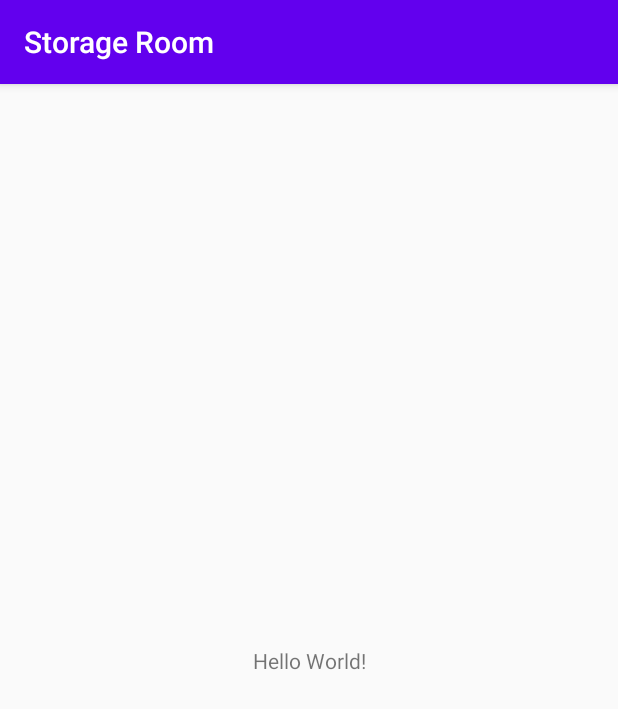
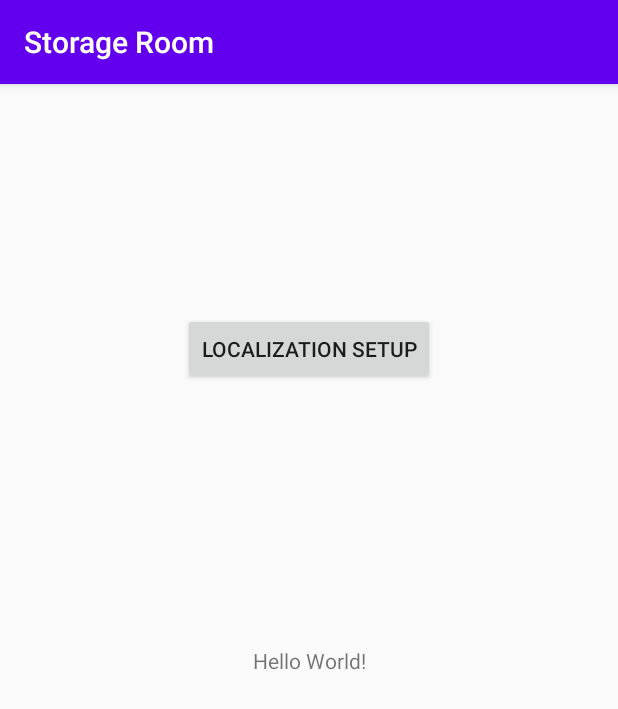
Before and after one commit to drolewski/StorageRoom, an Android app: the screen it shows after launch (MainActivity), on a phone screen of 412 x 824 dp. Shown: the top 709 px of the screen. Run offline under Robolectric (Android 15) with nearby library versions, the phone set to English and light mode, and no system bars.

Commit message:
Create simple localization list - view setup

```diff
--- a/app/build.gradle
+++ b/app/build.gradle
@@ -57,4 +57,6 @@ dependencies {
 
     implementation "androidx.lifecycle:lifecycle-viewmodel-ktx:$lifecycle_version"
     implementation 'com.android.support.constraint:constraint-layout:1.1.3'
+    implementation 'com.google.android.material:material:1.1.0'
+    implementation 'androidx.constraintlayout:constraintlayout:1.1.3'
 }
--- a/app/src/main/res/layout/activity_main.xml
+++ b/app/src/main/res/layout/activity_main.xml
@@ -7,6 +7,7 @@
     tools:context=".MainActivity">
 
     <TextView
+        android:id="@+id/textView"
         android:layout_width="wrap_content"
         android:layout_height="wrap_content"
         android:text="Hello World!"
@@ -15,4 +16,16 @@
         app:layout_constraintRight_toRightOf="parent"
         app:layout_constraintTop_toTopOf="parent" />
 
+    <Button
+        android:id="@+id/button"
+        android:layout_width="wrap_content"
+        android:layout_height="wrap_content"
+        android:onClick="getLocalization"
+        android:text="@string/localization"
+        app:layout_constraintBottom_toTopOf="@+id/textView"
+        app:layout_constraintEnd_toEndOf="parent"
+        app:layout_constraintStart_toStartOf="parent"
+        app:layout_constraintTop_toTopOf="parent"
+        app:layout_constraintVertical_bias="0.467" />
+
 </androidx.constraintlayout.widget.ConstraintLayout>
--- a/app/src/main/res/values/strings.xml
+++ b/app/src/main/res/values/strings.xml
@@ -1,3 +1,6 @@
 <resources>
     <string name="app_name">Storage Room</string>
+    <string name="localization">Localization Setup</string>
+    <string name="locInput">Localization</string>
+    <string name="add">Add</string>
 </resources>
```
Also changed, not shown: app/src/main/AndroidManifest.xml (+9 -1 lines), app/src/main/java/io/drolewski/storageroom/activities/LocalizationActivity.kt (added, +13 -0 lines), app/src/main/java/io/drolewski/storageroom/activities/MainActivity.kt (renamed from app/src/main/java/io/drolewski/storageroom/MainActivity.kt, +8 -1 lines), app/src/main/res/layout/activity_localization.xml (added, +56 -0 lines).
